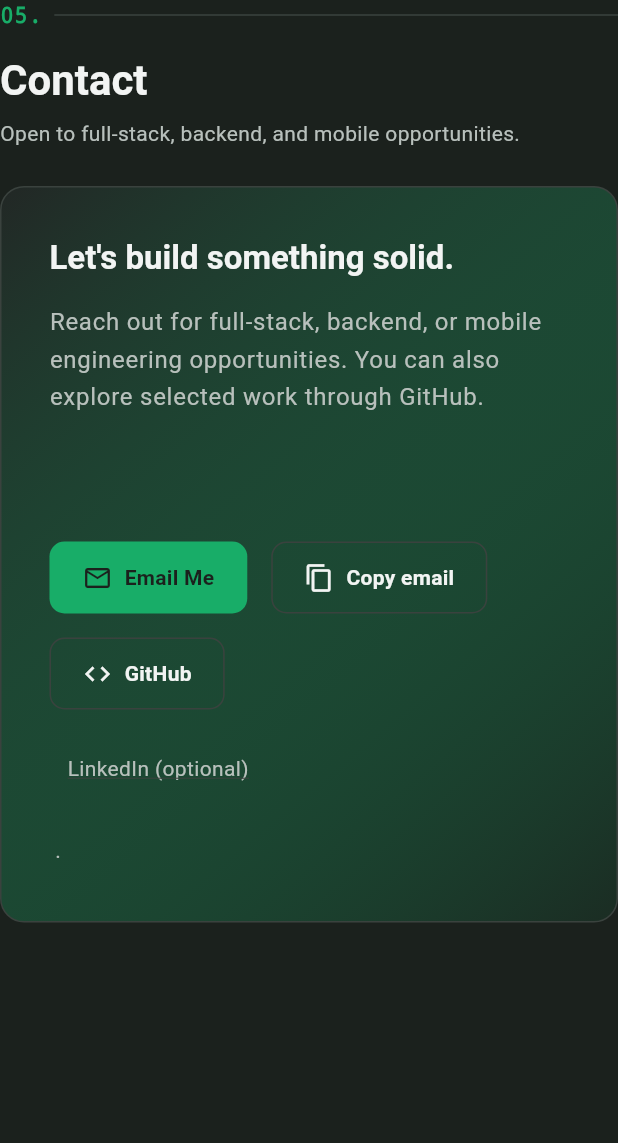
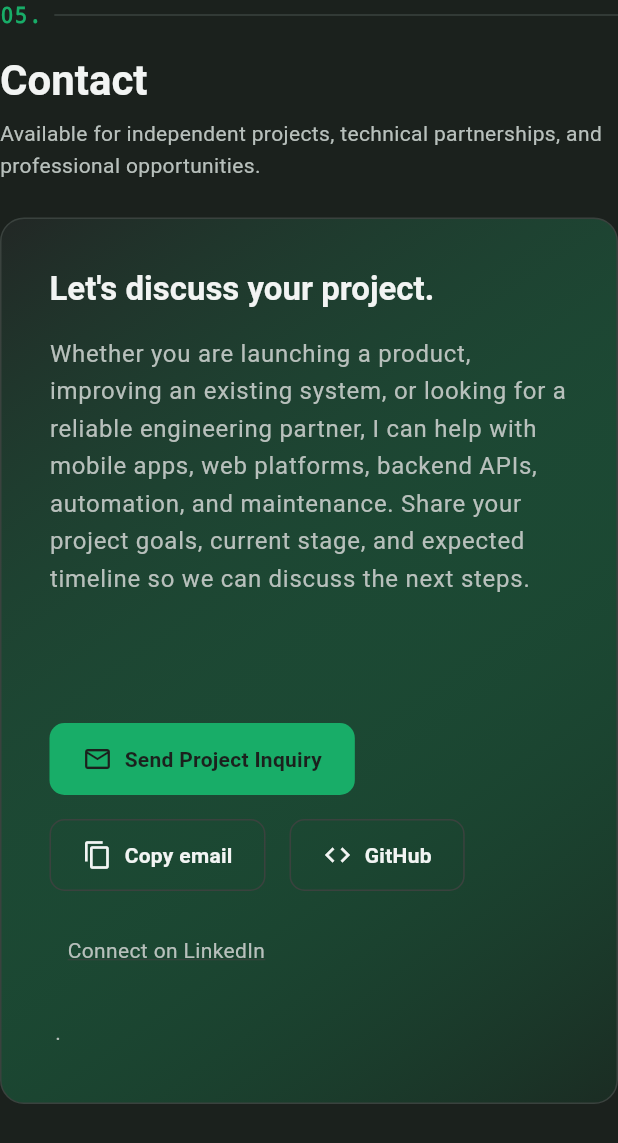
Before and after one commit to saifaboashour/flutter-portfolio, a Flutter app: the ContactSection widget shown alone on an empty page, opened directly with empty values, on a phone screen of 412 x 824 dp. Shown: the top 1143 px of the screen. Run offline on Flutter 3.47's test engine with Material 3 defaults, Android fonts, the phone set to English and light mode, and no system bars; our stand-ins replace web.

Commit message:
Improve commercial project inquiry experience

```diff
--- a/lib/features/contact/contact_section.dart
+++ b/lib/features/contact/contact_section.dart
@@ -26,7 +26,7 @@ class ContactSection extends StatelessWidget {
   Future<void> _emailMe(BuildContext context) async {
     final opened = await ExternalNavigator.openMailto(
       profile.email,
-      subject: 'Software engineering opportunity',
+      subject: 'Project inquiry / technical partnership',
     );
     if (!context.mounted) return;
     if (!opened) {
@@ -72,7 +72,7 @@ class ContactSection extends StatelessWidget {
         const SectionHeader(
           indexLabel: '05.',
           title: 'Contact',
-          subtitle: 'Open to full-stack, backend, and mobile opportunities.',
+          subtitle: 'Available for independent projects, technical partnerships, and professional opportunities.',
         ),
         const SizedBox(height: AppSpacing.lg),
         Container(
@@ -94,13 +94,15 @@ class ContactSection extends StatelessWidget {
             crossAxisAlignment: CrossAxisAlignment.start,
             children: [
               Text(
-                "Let's build something solid.",
+                "Let's discuss your project.",
                 style: textTheme.headlineMedium,
               ),
               const SizedBox(height: AppSpacing.md),
               Text(
-                'Reach out for full-stack, backend, or mobile engineering opportunities. '
-                'You can also explore selected work through GitHub.',
+                'Whether you are launching a product, improving an existing system, '
+                'or looking for a reliable engineering partner, I can help with '
+                'mobile apps, web platforms, backend APIs, automation, and maintenance. '
+                'Share your project goals, current stage, and expected timeline so we can discuss the next steps.',
                 style: textTheme.bodyLarge?.copyWith(
                   color: AppColors.mutedText,
                 ),
@@ -124,7 +126,7 @@ class ContactSection extends StatelessWidget {
                     child: FilledButton.icon(
                       onPressed: () => _emailMe(context),
                       icon: const Icon(Icons.mail_outline, size: 20),
-                      label: const Text('Email Me'),
+                      label: const Text('Send Project Inquiry'),
                     ),
                   ),
                   Semantics(
@@ -162,7 +164,7 @@ class ContactSection extends StatelessWidget {
                     failureMessage: 'Unable to open LinkedIn.',
                   ),
                   child: Text(
-                    'LinkedIn (optional)',
+                    'Connect on LinkedIn',
                     style: textTheme.bodyMedium?.copyWith(
                       color: AppColors.mutedText,
                       decoration: TextDecoration.underline,
```
